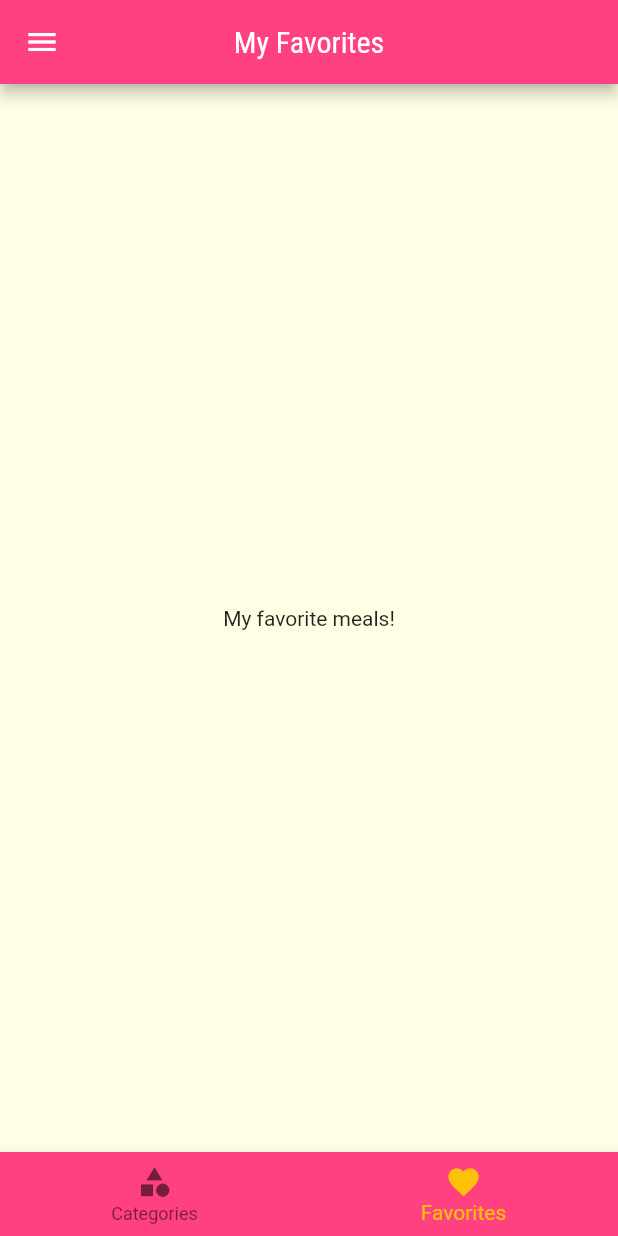
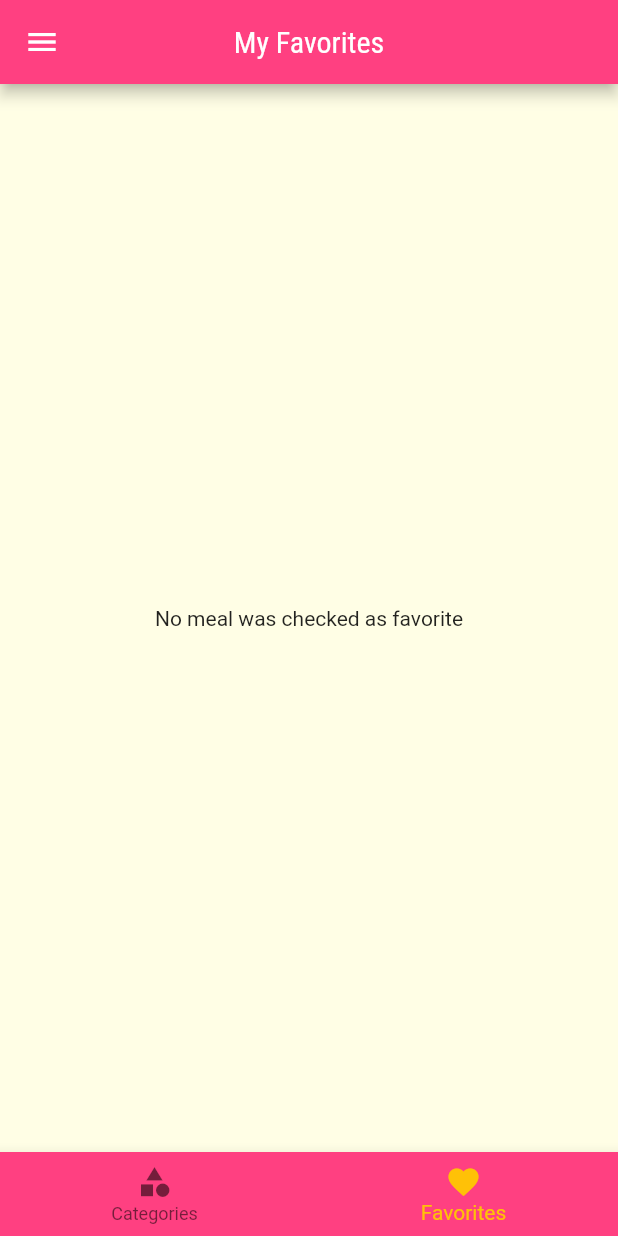
Before and after one commit to caiovcruz/meals, a Flutter app: the screen it shows after launch, item 2 of the bottom bar chosen, on a phone screen of 412 x 824 dp. Run offline on Flutter 3.47's test engine with Material 2 defaults, Android fonts, the phone set to English and light mode, and no system bars.

Commit message:
Implementing check a meal as favorite's feature

```diff
--- a/lib/main.dart
+++ b/lib/main.dart
@@ -25,6 +25,7 @@ class MyApp extends StatefulWidget {
 class _MyAppState extends State<MyApp> {
   Settings settings = Settings();
   List<Meal> _availableMeals = dummyMeals;
+  final List<Meal> _favoriteMeals = [];
 
   void _filterMeals(Settings settings) {
     setState(() {
@@ -41,6 +42,18 @@ class _MyAppState extends State<MyApp> {
             !filterVegetarian;
       }).toList();
     });
+  }
+
+  void _toggleFavorite(Meal meal) {
+    setState(() {
+      _favoriteMeals.contains(meal)
+          ? _favoriteMeals.remove(meal)
+          : _favoriteMeals.add(meal);
+    });
+  }
+
+  bool _isFavorite(Meal meal) {
+    return _favoriteMeals.contains(meal);
   }
 
   @override
@@ -64,12 +77,14 @@ class _MyAppState extends State<MyApp> {
             ),
       ),
       routes: {
-        AppRoutes.home: (_) => const TabsScreen(),
+        AppRoutes.home: (_) => TabsScreen(favoriteMeals: _favoriteMeals),
         AppRoutes.categories: (_) => const CategoriesScreen(),
         AppRoutes.categoryMeals: (_) =>
             CategoryMealsScreen(meals: _availableMeals),
-        AppRoutes.categoryMealDetail: (_) => const CategoryMealDetailScreen(),
-        AppRoutes.favorites: (_) => const FavoritesScreen(),
+        AppRoutes.categoryMealDetail: (_) =>
+            CategoryMealDetailScreen(onToggleFavorite: _toggleFavorite, isFavorite: _isFavorite),
+        AppRoutes.favorites: (_) =>
+            FavoritesScreen(favoriteMeals: _favoriteMeals),
         AppRoutes.settings: (_) =>
             SettingsScreen(settings: settings, onSettingsChanged: _filterMeals),
       },
--- a/lib/screens/category_meal_detail_screen.dart
+++ b/lib/screens/category_meal_detail_screen.dart
@@ -5,7 +5,14 @@ import 'package:flutter/material.dart';
 import '../models/meal.dart';
 
 class CategoryMealDetailScreen extends StatelessWidget {
-  const CategoryMealDetailScreen({Key? key}) : super(key: key);
+  final Function(Meal) onToggleFavorite;
+  final bool Function(Meal) isFavorite;
+
+  const CategoryMealDetailScreen({
+    Key? key,
+    required this.onToggleFavorite,
+    required this.isFavorite,
+  }) : super(key: key);
 
   Widget _createSectionTitle(BuildContext context, String title) {
     return Container(
@@ -37,7 +44,6 @@ class CategoryMealDetailScreen extends StatelessWidget {
   @override
   Widget build(BuildContext context) {
     final meal = ModalRoute.of(context)?.settings.arguments as Meal;
-    bool isFavorite = Random().nextBool();
     final themeColors = Theme.of(context).colorScheme;
 
     return Scaffold(
@@ -45,14 +51,14 @@ class CategoryMealDetailScreen extends StatelessWidget {
         title: Text(meal.title),
         actions: [
           IconButton(
-            color: isFavorite
+            color: isFavorite(meal)
                 ? themeColors.secondary
                 : HSLColor.fromColor(themeColors.primary)
                     .withLightness(0.1)
                     .toColor()
                     .withOpacity(0.6),
             icon: const Icon(Icons.favorite),
-            onPressed: () {},
+            onPressed: () => onToggleFavorite(meal),
           ),
         ],
       ),
--- a/lib/screens/favorites_screen.dart
+++ b/lib/screens/favorites_screen.dart
@@ -1,12 +1,31 @@
 import 'package:flutter/material.dart';
 
+import '../components/category_meal_item.dart';
+import '../models/meal.dart';
+
 class FavoritesScreen extends StatelessWidget {
-  const FavoritesScreen({Key? key}) : super(key: key);
+  final List<Meal> favoriteMeals;
+
+  const FavoritesScreen({
+    Key? key,
+    required this.favoriteMeals,
+  }) : super(key: key);
 
   @override
   Widget build(BuildContext context) {
-    return const Center(
-      child: Text('My favorite meals!'),
-    );
+    if (favoriteMeals.isEmpty) {
+      return const Center(
+        child: Text('No meal was checked as favorite'),
+      );
+    } else {
+      return ListView.builder(
+        itemCount: favoriteMeals.length,
+        itemBuilder: (context, index) {
+          return CategoryMealItem(
+            meal: favoriteMeals[index],
+          );
+        },
+      );
+    }
   }
 }
--- a/lib/screens/tabs_screen.dart
+++ b/lib/screens/tabs_screen.dart
@@ -1,11 +1,17 @@
 import 'package:flutter/material.dart';
 
 import '../components/main_drawer.dart';
+import '../models/meal.dart';
 import 'categories_screen.dart';
 import 'favorites_screen.dart';
 
 class TabsScreen extends StatefulWidget {
-  const TabsScreen({Key? key}) : super(key: key);
+  final List<Meal> favoriteMeals;
+
+  const TabsScreen({
+    Key? key,
+    required this.favoriteMeals,
+  }) : super(key: key);
 
   @override
   State<TabsScreen> createState() => _TabsScreenState();
@@ -13,10 +19,23 @@ class TabsScreen extends StatefulWidget {
 
 class _TabsScreenState extends State<TabsScreen> {
   int _selectedScreenIndex = 0;
-  final List<Map<String, Object>> _screens = const [
-    {'title': 'Categories List', 'screen': CategoriesScreen()},
-    {'title': 'My Favorites', 'screen': FavoritesScreen()},
-  ];
+  late List<Map<String, Object>> _screens;
+
+  @override
+  void initState() {
+    super.initState();
+
+    _screens = [
+      {
+        'title': 'Categories List',
+        'screen': const CategoriesScreen(),
+      },
+      {
+        'title': 'My Favorites',
+        'screen': FavoritesScreen(favoriteMeals: widget.favoriteMeals),
+      },
+    ];
+  }
 
   _selectScreen(int index) {
     setState(() {
```
Also changed, not shown: lib/screens/settings_screen.dart (+28 -2 lines).
